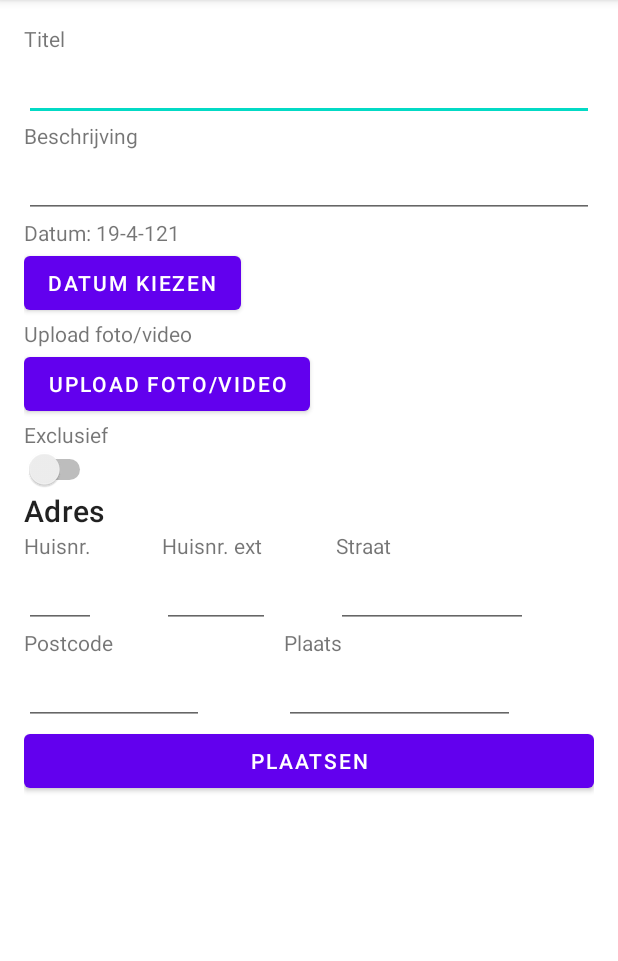
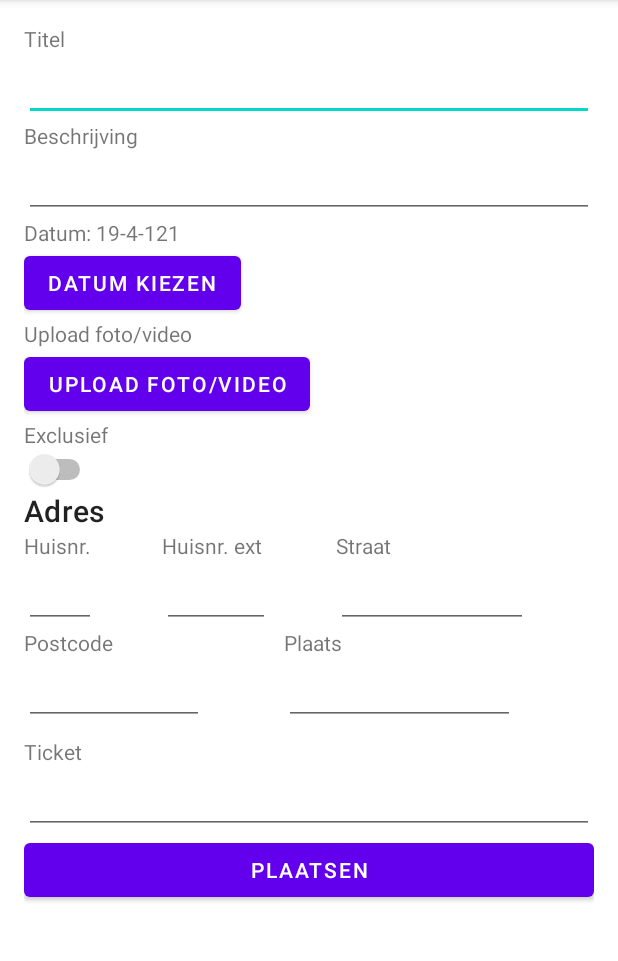
Before and after one commit to dkumankumah/danshal, an Android app: the fragment AdminAddEventFragment shown on its own in the app's theme, after a tap on "PLAATSEN", on a phone screen of 412 x 824 dp, the part 84-1045 px from its top. Run offline under Robolectric (Android 15) with nearby library versions, the phone set to English and light mode, and no system bars; our stand-ins replace Firebase (no records; nobody signed in at launch, a user with empty details on screens opened directly); pictures from the network do not load.

Commit message:
ticket toevoegen aan event + ticket knop openen toegeveogd

```diff
--- a/app/src/main/java/com/example/danshal/models/Content.kt
+++ b/app/src/main/java/com/example/danshal/models/Content.kt
@@ -36,6 +36,7 @@ data class Event(
     var address: Address = Address(0, "", "", "", ""),
     var date: Date = Date(),
     var exclusive: Boolean = false,
+    var ticket: String = ""
 ) : Content(TYPE.EVENT, "", "", "", "")
 
 data class Post(
--- a/app/src/main/java/com/example/danshal/repository/EventRepository.kt
+++ b/app/src/main/java/com/example/danshal/repository/EventRepository.kt
@@ -38,7 +38,7 @@ class EventRepository() {
                         result.address.street,
                         result.address.place
                     ),
-                    result.date, result.exclusive
+                    result.date, result.exclusive, result.ticket
                 )
                 event.id = result.id
                 event.postType = Content.TYPE.EVENT
@@ -88,7 +88,7 @@ class EventRepository() {
                         result.address.street,
                         result.address.place
                     ),
-                    result.date, result.exclusive
+                    result.date, result.exclusive, result.ticket
                 )
 
                 event.postType = Content.TYPE.EVENT
@@ -131,7 +131,7 @@ class EventRepository() {
                         result.address.street,
                         result.address.place
                     ),
-                    result.date, result.exclusive
+                    result.date, result.exclusive, result.ticket
                 )
 
                 event.postType = Content.TYPE.EVENT
--- a/app/src/main/java/com/example/danshal/ui/admin/AdminAddEventFragment.kt
+++ b/app/src/main/java/com/example/danshal/ui/admin/AdminAddEventFragment.kt
@@ -142,9 +142,11 @@ class AdminAddEventFragment : Fragment() {
         val title = binding.etAddTitle.text?.toString()
         val description = binding.etAddDescription.text?.toString()
 
-        if (validate(housenumber) && validate(postcode) && validate(street) && validate(place) && validate(title) && validate(description)) {
+        val ticket = binding.etAddTicket.text?.toString()
+
+        if (validate(housenumber) && validate(postcode) && validate(street) && validate(place) && validate(title) && validate(description) && validate(ticket)) {
             val address = Address(housenumber!!.toInt(), housenumberExtension, postcode!!, street!!, place!!)
-            val event = Event(address, this.date, binding.switchAddExclusive.isChecked)
+            val event = Event(address, this.date, binding.switchAddExclusive.isChecked, ticket.toString())
             event.title = title!!
             event.content = description!!
 
--- a/app/src/main/java/com/example/danshal/ui/admin/AdminContentAdapter.kt
+++ b/app/src/main/java/com/example/danshal/ui/admin/AdminContentAdapter.kt
@@ -85,6 +85,7 @@ class AdminContentAdapter(var contentItems: List<Content>, val onItemRemoved: (C
             binding.tvMonth.text = monthName[getDate(content.date, true)]
             binding.tvExclusive.text = "Exlusive: ${content.exclusive}"
             binding.tvTimestamp.text = content.timestamp?.toDate()?.toLocaleString()
+            binding.tvTicket.text = content.ticket
 
             binding.tvAddress.text = "${content.address.street} ${content.address.housenumber} " +
                     "${content.address.housenumberExtension}\n" +
--- a/app/src/main/res/layout/admin_add_event_fragment.xml
+++ b/app/src/main/res/layout/admin_add_event_fragment.xml
@@ -134,10 +134,30 @@
         layout="@layout/address_form_layout"
         android:layout_width="match_parent"
         android:layout_height="wrap_content"
-        app:layout_constraintBottom_toTopOf="@+id/btn_add_event"
         app:layout_constraintEnd_toEndOf="parent"
         app:layout_constraintStart_toStartOf="parent"
         app:layout_constraintTop_toBottomOf="@+id/switch_add_exclusive" />
+
+
+    <TextView
+        android:id="@+id/tv_add_ticket"
+        android:layout_width="0dp"
+        android:layout_height="wrap_content"
+        android:layout_marginTop="8dp"
+        android:text="@string/admin_add_ticket"
+        app:layout_constraintEnd_toEndOf="parent"
+        app:layout_constraintStart_toStartOf="parent"
+        app:layout_constraintTop_toBottomOf="@+id/address_layout" />
+
+    <EditText
+        android:id="@+id/et_add_ticket"
+        android:layout_width="match_parent"
+        android:layout_height="wrap_content"
+        android:inputType="textUri"
+        app:layout_constraintEnd_toEndOf="parent"
+        app:layout_constraintHorizontal_bias="0.0"
+        app:layout_constraintStart_toStartOf="parent"
+        app:layout_constraintTop_toBottomOf="@+id/tv_add_ticket" />
 
     <Button
         android:id="@+id/btn_add_event"
@@ -145,7 +165,8 @@
         android:layout_height="wrap_content"
         android:text="@string/admin_add_post"
         app:layout_constraintEnd_toEndOf="parent"
+        app:layout_constraintHorizontal_bias="1.0"
         app:layout_constraintStart_toStartOf="parent"
-        app:layout_constraintTop_toBottomOf="@+id/address_layout" />
+        app:layout_constraintTop_toBottomOf="@+id/et_add_ticket" />
 
 </androidx.constraintlayout.widget.ConstraintLayout>
--- a/app/src/main/res/values/strings.xml
+++ b/app/src/main/res/values/strings.xml
@@ -84,6 +84,7 @@
     <string name="admin_add_date_btn">Datum kiezen</string>
     <string name="admin_add_post">Plaatsen</string>
     <string name="admin_add_exclusive">Exclusief</string>
+    <string name="admin_add_ticket">Ticket</string>
 
     <string name="admin_add_upload">Upload foto/video</string>
 
```
Also changed, not shown: app/src/main/java/com/example/danshal/ui/home/EventFragment.kt (+27 -2 lines), app/src/main/res/layout/item_admin_event.xml (+23 -9 lines).
